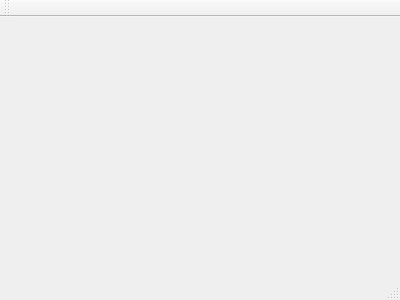
Qt form tetriswin.ui (Aleksjjj11/Ricardo_Tetris) before a commit.
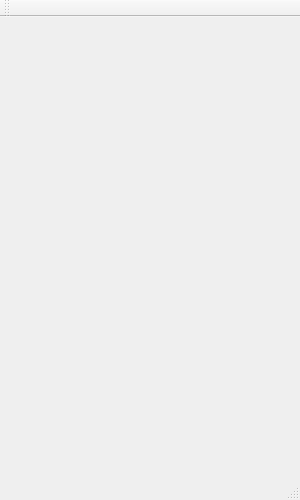
The same form after that commit.

Commit message: Added setting start position in central of monitor

The edit to the form file:
```diff
--- a/tetriswin.ui
+++ b/tetriswin.ui
@@ -2,13 +2,34 @@
 <ui version="4.0">
  <class>TetrisWin</class>
  <widget class="QMainWindow" name="TetrisWin">
-  <property name="geometry">
-   <rect>
-    <x>0</x>
-    <y>0</y>
-    <width>400</width>
-    <height>300</height>
-   </rect>
+  <property name="windowModality">
+   <enum>Qt::NonModal</enum>
+  </property>
+  <property name="sizePolicy">
+   <sizepolicy hsizetype="Preferred" vsizetype="Preferred">
+    <horstretch>0</horstretch>
+    <verstretch>0</verstretch>
+   </sizepolicy>
+  </property>
+  <property name="minimumSize">
+   <size>
+    <width>300</width>
+    <height>500</height>
+   </size>
+  </property>
+  <property name="maximumSize">
+   <size>
+    <width>300</width>
+    <height>500</height>
+   </size>
+  </property>
+  <property name="font">
+   <font>
+    <family>Dyuthi</family>
+   </font>
+  </property>
+  <property name="contextMenuPolicy">
+   <enum>Qt::DefaultContextMenu</enum>
   </property>
   <property name="windowTitle">
    <string>Ricardo TETRIS</string>
```
The commit also changes 2 other files.
